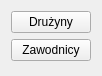
Before: the Qt Designer form qtdesignerfiles/ustawienia.ui in Unknown22/Tournament-Manager, drawn with Qt 5.
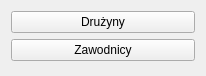
After: the same form once the commit is applied.

The edit to the form file:
```diff
--- a/qtdesignerfiles/ustawienia.ui
+++ b/qtdesignerfiles/ustawienia.ui
@@ -6,7 +6,7 @@
    <rect>
     <x>0</x>
     <y>0</y>
-    <width>96</width>
+    <width>206</width>
     <height>76</height>
    </rect>
   </property>
```
